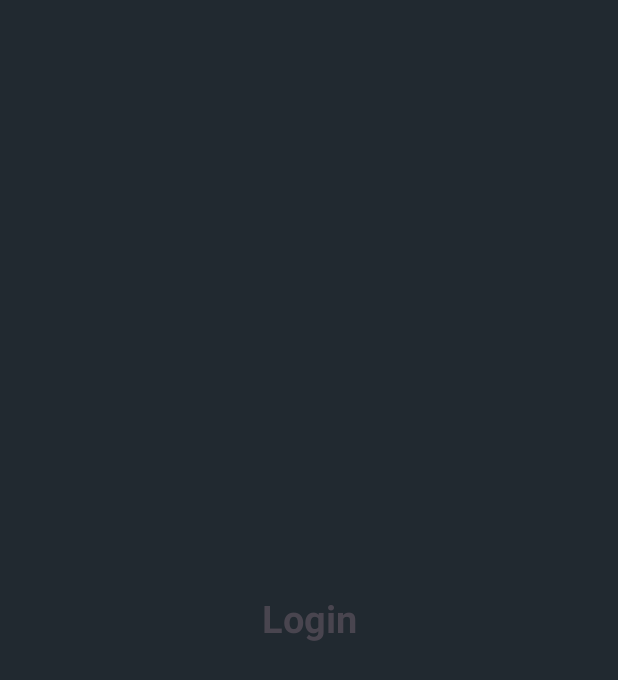
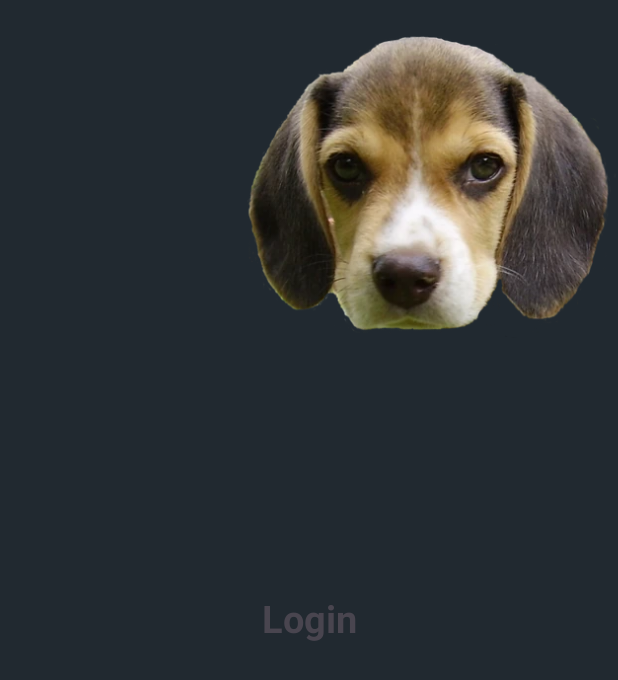
Before and after one commit to santi4914/equipoCuatro, an Android app: the screen it shows after launch (MainActivity), on a phone screen of 412 x 824 dp. Before the commit the part shown is almost empty. Shown: the top 680 px of the screen. Run offline under Robolectric (Android 15) with nearby library versions, the phone set to English and light mode, and no system bars; our stand-ins replace data binding.

Commit message:
feat: add transparent dog head image at the top right of login

```diff
--- a/app/src/main/res/layout/fragment_login.xml
+++ b/app/src/main/res/layout/fragment_login.xml
@@ -8,6 +8,20 @@
         android:layout_height="match_parent"
         android:background="@color/gris_oscuro"
         tools:context=".view.fragment.LoginFragment">
+
+        <ImageView
+            android:id="@+id/ivPerro"
+            android:layout_width="0dp"
+            android:layout_height="wrap_content"
+            android:layout_marginTop="24dp"
+            android:adjustViewBounds="true"
+            android:contentDescription="@string/descripcionPerro"
+            android:src="@drawable/img_perro"
+            app:layout_constraintEnd_toEndOf="parent"
+            app:layout_constraintHorizontal_bias="1.0"
+            app:layout_constraintStart_toStartOf="parent"
+            app:layout_constraintTop_toTopOf="parent"
+            app:layout_constraintWidth_percent="0.6" />
 
         <TextView
             android:id="@+id/tvTitulo"
--- a/app/src/main/res/values/strings.xml
+++ b/app/src/main/res/values/strings.xml
@@ -6,4 +6,5 @@
     <string name="tituloDetalleCita">Detalle de la Cita</string>
     <string name="tituloEditarCita">Editar Cita</string>
     <string name="turno">#%1$d</string>
+    <string name="descripcionPerro">Cabeza de un perro</string>
 </resources>
```
Also changed, not shown: app/src/main/res/drawable-hdpi/img_perro.webp (added), app/src/main/res/drawable-mdpi/img_perro.webp (added), app/src/main/res/drawable-xhdpi/img_perro.webp (added), app/src/main/res/drawable-xxhdpi/img_perro.webp (added).
